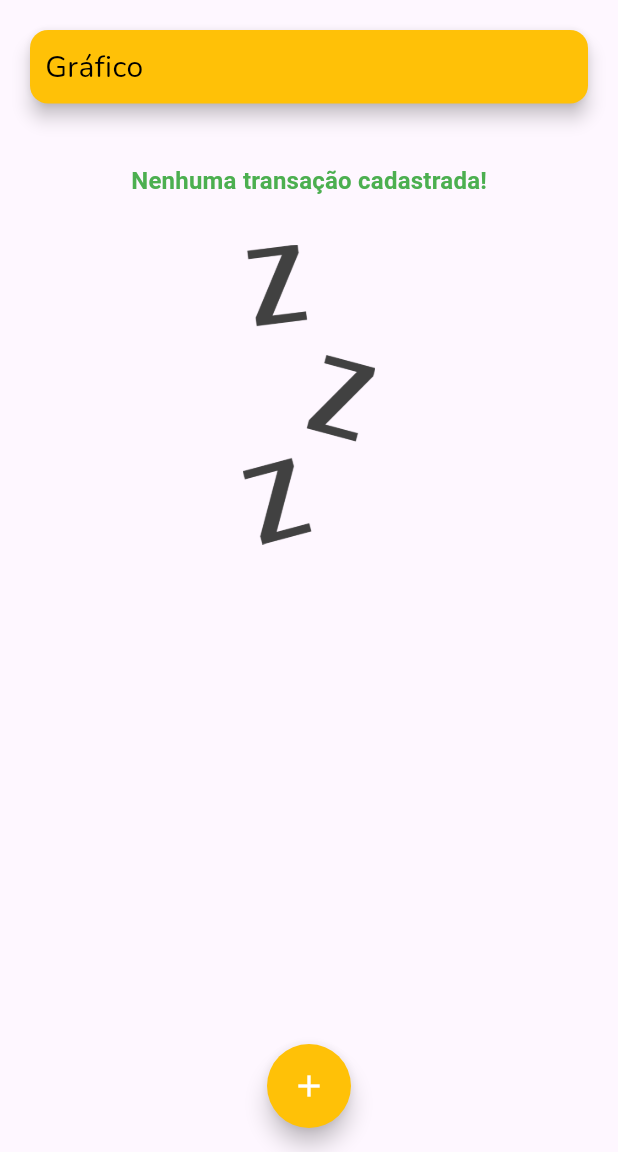
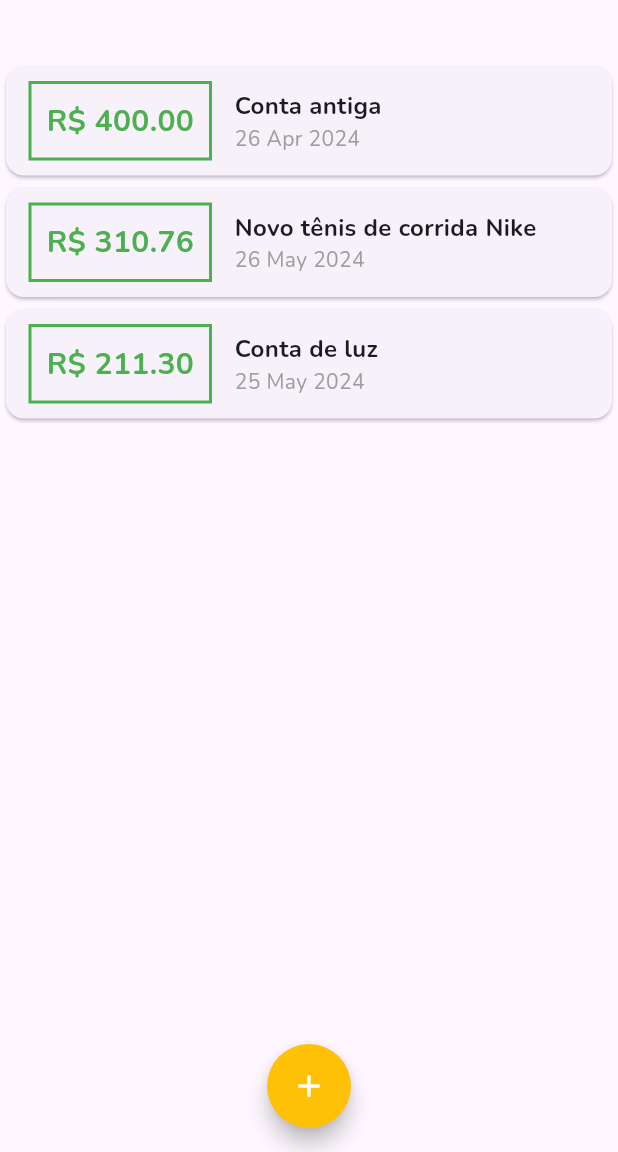
Before and after one commit to alexandrespindola/expenses_app, a Flutter app: the screen it shows after launch, on a phone screen of 412 x 824 dp, the part 84-1236 px from its top. Run offline on Flutter 3.47's test engine with Material 3 defaults, Android fonts, the phone set to English and light mode, and no system bars.

Commit message:
chore: Update theme colors and fonts

```diff
--- /dev/null
+++ b/lib/components/chart.dart
@@ -0,0 +1,48 @@
+import 'package:flutter/material.dart';
+import 'package:intl/intl.dart';
+import '../models/transaction.module.dart';
+
+class Chart extends StatelessWidget {
+  const Chart(this.recentTransaction, {super.key});
+
+  final List<Transaction> recentTransaction;
+
+  List<Map<String, Object>> get groupedTransactions {
+    return List.generate(7, (index) {
+      final weekDay = DateTime.now().subtract(
+        Duration(days: index),
+      );
+
+      double totalSum = 0.0;
+
+      for (var i = 0; i < recentTransaction.length; i++) {
+        bool sameDay = recentTransaction[i].date.day == weekDay.day;
+        bool sameMonth = recentTransaction[i].date.month == weekDay.month;
+        bool sameYear = recentTransaction[i].date.year == weekDay.year;
+
+        if (sameDay && sameMonth && sameYear) {
+          totalSum += recentTransaction[i].value;
+        }
+      }
+
+      print(DateFormat.E().format(weekDay)[0]);
+      print(totalSum);
+
+      return {
+        'day': DateFormat.E().format(weekDay)[0],
+        'value': totalSum,
+      };
+    });
+  }
+
+  @override
+  Widget build(BuildContext context) {
+    groupedTransactions;
+    return const Card(
+        elevation: 6,
+        margin: EdgeInsets.all(20),
+        child: Row(
+          children: <Widget>[],
+        ));
+  }
+}
--- a/lib/components/transaction_list.dart
+++ b/lib/components/transaction_list.dart
@@ -19,6 +19,7 @@ class TransactionList extends StatelessWidget {
                   'Nenhuma transação cadastrada!',
                   style: Theme.of(context).textTheme.titleMedium!.copyWith(
                       color: Theme.of(context).colorScheme.primary,
+                      fontFamily: 'Nunito',
                       fontWeight: FontWeight.bold),
                 ),
                 const SizedBox(height: 30),
--- a/lib/main.dart
+++ b/lib/main.dart
@@ -1,8 +1,11 @@
 import 'package:flutter/material.dart';
+// import 'package:intl/intl.dart';
+import 'components/chart.dart';
 import 'components/transaction_form.dart';
 import 'components/transaction_list.dart';
 import '../models/transaction.module.dart';
 import 'theme/theme.dart';
+
 
 main() => runApp(const ExpensesApp());
 
@@ -13,7 +16,7 @@ class ExpensesApp extends StatelessWidget {
   Widget build(BuildContext context) {
     return MaterialApp(
       home: const MyHomePage(),
-      // theme: darkTheme(),
+      //theme: darkTheme(),
       theme: lightTheme(),
     );
   }
@@ -28,19 +31,33 @@ class MyHomePage extends StatefulWidget {
 
 class _MyHomePageState extends State<MyHomePage> {
   final List<Transaction> _transactions = [
-    // Transaction(
-    //   id: 't1',
-    //   title: 'Novo tênis de corrida Nike',
-    //   value: 310.76,
-    //   date: DateTime.now(),
-    // ),
-    // Transaction(
-    //   id: 't2',
-    //   title: 'Conta de luz',
-    //   value: 211.30,
-    //   date: DateTime.now(),
-    // ),
+    Transaction(
+      id: 't0',
+      title: 'Conta antiga',
+      value: 400.00,
+      date: DateTime.now().subtract(const Duration(days: 33)),
+    ),
+    Transaction(
+      id: 't1',
+      title: 'Novo tênis de corrida Nike',
+      value: 310.76,
+      date: DateTime.now().subtract(const Duration(days: 3)),
+    ),
+    Transaction(
+      id: 't2',
+      title: 'Conta de luz',
+      value: 211.30,
+      date: DateTime.now().subtract(const Duration(days: 4)),
+    ),
   ];
+
+  List<Transaction> get _recentTransactions {
+    return _transactions.where((tr) {
+      return tr.date.isAfter(DateTime.now().subtract(
+        const Duration(days: 7),
+      ));
+    }).toList();
+  }
 
   _addTransaction(String title, double value) {
     final newTransaction = Transaction(
@@ -88,24 +105,26 @@ class _MyHomePageState extends State<MyHomePage> {
         child: Column(
           crossAxisAlignment: CrossAxisAlignment.center,
           children: <Widget>[
-            SizedBox(
-              width: double.infinity,
-              child: Card(
-                color: Theme.of(context).colorScheme.secondary,
-                elevation: 5,
-                margin: const EdgeInsets.all(20),
-                child: Padding(
-                  padding: const EdgeInsets.all(10.0),
-                  child: Text(
-                    'Gráfico',
-                    style: TextStyle(
-                      color: Theme.of(context).textTheme.titleLarge!.color,
-                      fontSize: Theme.of(context).textTheme.titleLarge!.fontSize,
-                    ),
-                  ),
-                ),
-              ),
-            ),
+            // SizedBox(
+            //   width: double.infinity,
+            //   child: Card(
+            //     color: Theme.of(context).colorScheme.secondary,
+            //     elevation: 5,
+            //     margin: const EdgeInsets.all(20),
+            //     child: Padding(
+            //       padding: const EdgeInsets.all(10.0),
+            //       child: Text(
+            //         'Gráfico',
+            //         style: TextStyle(
+            //           color: Theme.of(context).textTheme.titleLarge!.color,
+            //           fontSize:
+            //               Theme.of(context).textTheme.titleLarge!.fontSize,
+            //         ),
+            //       ),
+            //     ),
+            //   ),
+            // ),
+            Chart(_recentTransactions),
             TransactionList(_transactions),
           ],
         ),
```
